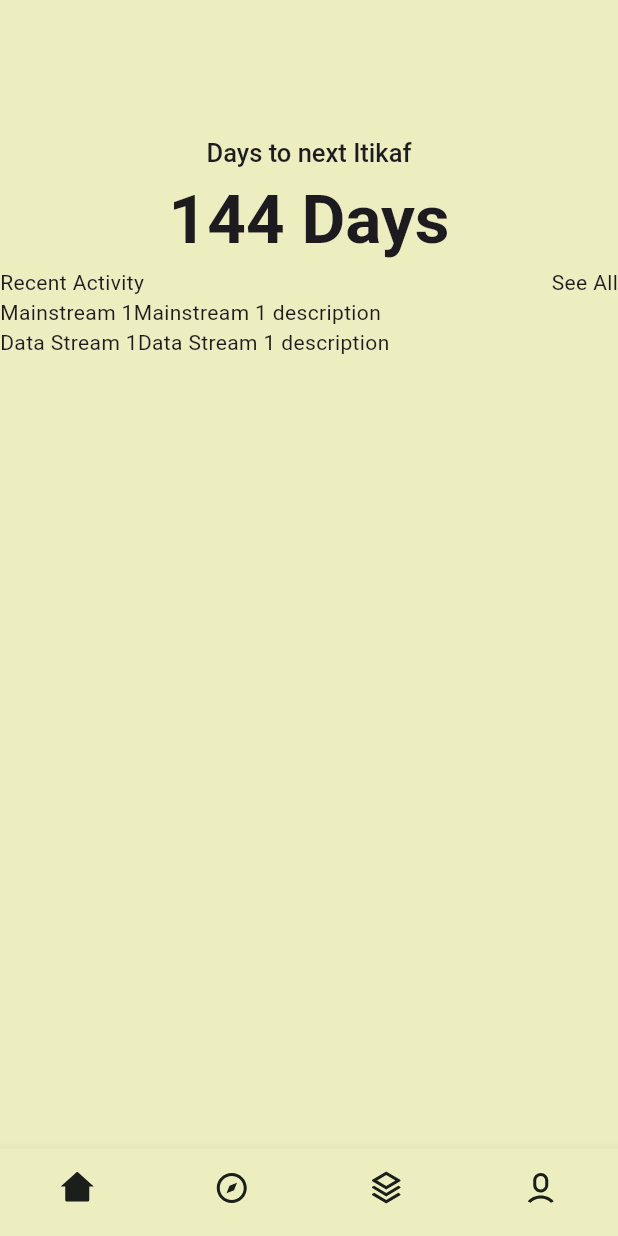
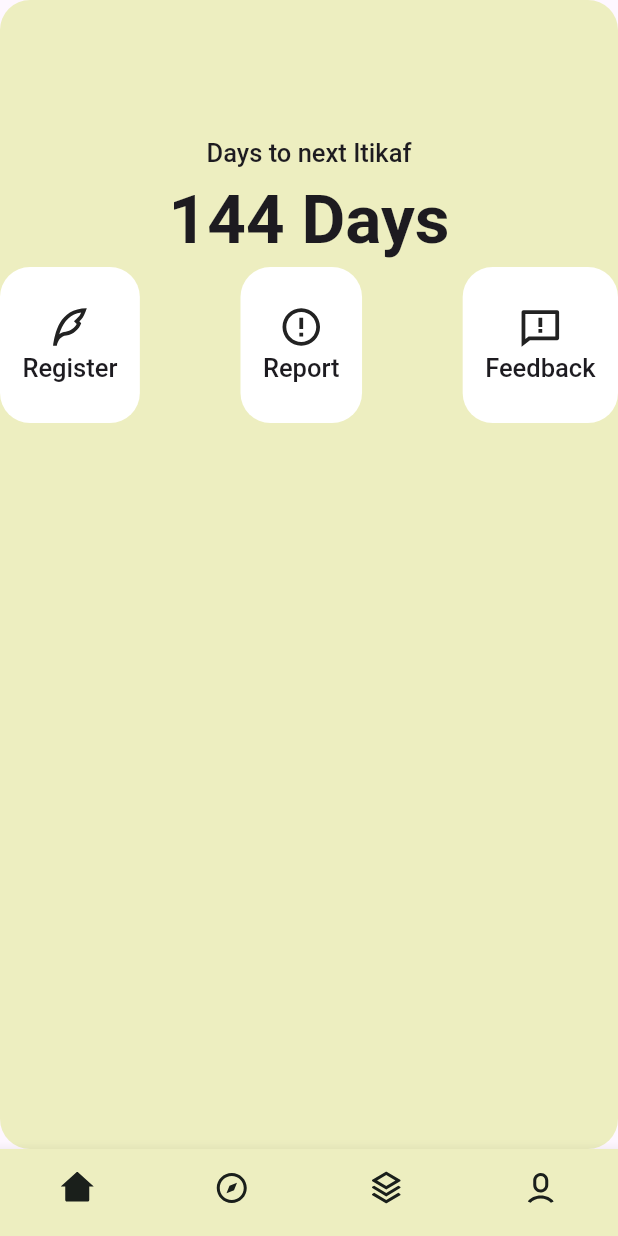
Before and after one commit to The-Itikaf-App/tunazam_mobile, a Flutter app: the screen it shows after launch, on a phone screen of 412 x 824 dp. Run offline on Flutter 3.47's test engine with Material 2 defaults, Android fonts, the phone set to English and light mode, and no system bars; our stand-ins replace remixicon; statements that could not run were skipped.

Commit message:
feed progress

```diff
--- a/lib/assets/base_style.dart
+++ b/lib/assets/base_style.dart
@@ -24,17 +24,17 @@
   static Color blackColor = const Color(0xff1a1f1b);
   static Color textColor = const Color(0xffedeec0);
   static TextStyle textStyle =
-      const TextStyle(fontSize: 16, fontWeight: FontWeight.w500, letterSpacing: 0);
+      TextStyle(fontSize: 16, fontWeight: FontWeight.w500, letterSpacing: 0);
   static TextStyle headLine1 =
-      const TextStyle(fontSize: 45, fontWeight: FontWeight.bold, letterSpacing: 0);
+      TextStyle(fontSize: 45, fontWeight: FontWeight.bold, letterSpacing: 0);
   static TextStyle headLine2 =
-      const TextStyle(fontSize: 32, fontWeight: FontWeight.bold, letterSpacing: 0);
+      TextStyle(fontSize: 32, fontWeight: FontWeight.bold, letterSpacing: 0);
   static TextStyle headLine3 =
-      const TextStyle(fontSize: 26, fontWeight: FontWeight.bold, letterSpacing: 0);
+      TextStyle(fontSize: 26, fontWeight: FontWeight.bold, letterSpacing: 0);
   static TextStyle headLine4 =
-      const TextStyle(fontSize: 21, fontWeight: FontWeight.bold, letterSpacing: 0);
+      TextStyle(fontSize: 21, fontWeight: FontWeight.bold, letterSpacing: 0);
   static TextStyle headLine5 =
-      const TextStyle(fontSize: 17, fontWeight: FontWeight.w500, letterSpacing: 0);
+      TextStyle(fontSize: 17, fontWeight: FontWeight.w500, letterSpacing: 0);
   static TextStyle headLine6 =
-      const TextStyle(fontSize: 14, fontWeight: FontWeight.w500, letterSpacing: 0);
+      TextStyle(fontSize: 14, fontWeight: FontWeight.w500, letterSpacing: 0);
 }
--- a/lib/screens/home.dart
+++ b/lib/screens/home.dart
@@ -1,6 +1,7 @@
 import "package:flutter/material.dart";
 import "package:tunazam_mobile/assets/base_style.dart";
 // import "package:draggable_bottom_sheet/draggable_bottom_sheet.dart";
+import "package:remixicon/remixicon.dart";
 
 class Home extends StatefulWidget {
   const Home({super.key});
@@ -36,23 +37,94 @@
       body: Container(
         padding: const EdgeInsets.only(top: 90),
         decoration: BoxDecoration(
-          color: Styles.accentColor
-        ),
+            color: Styles.accentColor, borderRadius: BorderRadius.circular(20)),
         child: Column(
-          // wrapper
+          // w2apper
           children: [
             Column(
-              // first child
               children: [
-                Text("Days to next Itikaf", style: Styles.headLine5,),
-                Text("144 Days", style: Styles.headLine1,),
-                const Column(
+                // element start
+                Text(
+                  "Days to next Itikaf",
+                  style: Styles.headLine5,
+                ),
+                Text(
+                  "144 Days",
+                  style: Styles.headLine1,
+                ),
+                Row(
+                  mainAxisAlignment: MainAxisAlignment.spaceBetween,
+                  children: [
+                    Container(
+                      decoration: BoxDecoration(
+                          color: Colors.white,
+                          borderRadius: BorderRadius.circular(20)),
+                      padding: const EdgeInsets.symmetric(
+                          horizontal: 15.0, vertical: 25.0),
+                      child: Column(
+                        children: [
+                          const Icon(
+                            Remix.quill_pen_line,
+                            size: 30.0,
+                          ),
+                          Text(
+                            "Register",
+                            style: Styles.headLine5,
+                          )
+                        ],
+                      ),
+                    ),
+                    Container(
+                      decoration: BoxDecoration(
+                          color: Colors.white,
+                          borderRadius: BorderRadius.circular(20)),
+                      padding: const EdgeInsets.symmetric(
+                          horizontal: 15.0, vertical: 25.0),
+                      child: Column(
+                        children: [
+                          const Icon(
+                            Remix.error_warning_line,
+                            size: 30.0,
+                          ),
+                          Text(
+                            "Report",
+                            style: Styles.headLine5,
+                          )
+                        ],
+                      ),
+                    ),
+                    Container(
+                      decoration: BoxDecoration(
+                          color: Colors.white,
+                          borderRadius: BorderRadius.circular(20)),
+                      padding: const EdgeInsets.symmetric(
+                          horizontal: 15.0, vertical: 25.0),
+                      child: Column(
+                        children: [
+                          const Icon(
+                            Remix.feedback_line,
+                            size: 30.0,
+                          ),
+                          Text(
+                            "Feedback",
+                            style: Styles.headLine5,
+                          )
+                        ],
+                      ),
+                    )
+                  ],
+                ),
+                Container(
+                  decoration:
+                      // const BoxDecoration(borderRadius: BorderRadius.only(topLeft: 40)),
+                  child: Column(children: [
+                    Column(
                       children: [
                         Row(
                           mainAxisAlignment: MainAxisAlignment.spaceBetween,
                           children: [
-                        Text("Recent Activity"),
-                        Text("See All"),
+                            Text("Recent Activity", style: Styles.headLine3),
+                            Text("See All", style: Styles.headLine6),
                           ],
                         )
                       ],
@@ -67,6 +139,8 @@
                               ))
                           .toList(),
                     ),
+                  ]),
+                )
               ],
             )
           ],
```
Lines whose indentation alone changed are shown as unchanged.
